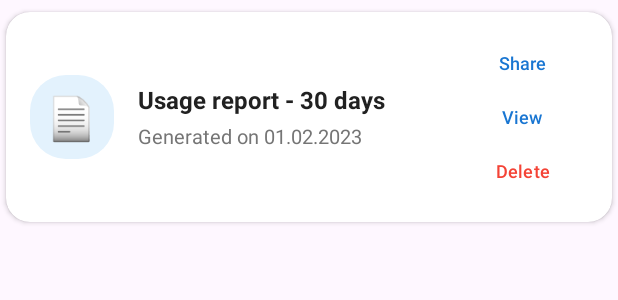
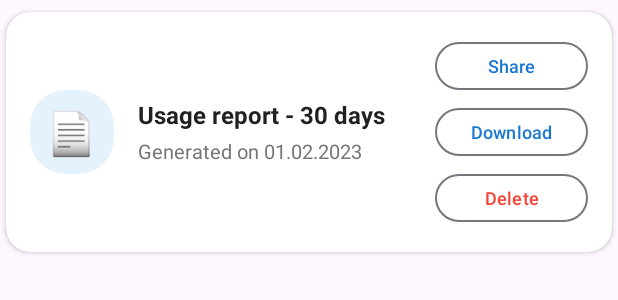
Before and after one commit to EricKel1/B07Assignment, an Android app: the layout item_report.xml on its own in the app's theme, with its tools: preview values and no code run, on a phone screen of 412 x 824 dp. Shown: the top 300 px of the screen. Run offline under Robolectric (Android 15) with nearby library versions, the phone set to English and light mode, and no system bars.

```diff
--- a/app/src/main/res/layout/item_report.xml
+++ b/app/src/main/res/layout/item_report.xml
@@ -65,36 +65,35 @@
 
             <Button
                 android:id="@+id/btnShareReport"
-                android:layout_width="wrap_content"
+                android:layout_width="match_parent"
                 android:layout_height="wrap_content"
                 android:text="Share"
                 android:textColor="@color/primary_blue"
-                style="@style/Widget.Material3.Button.TextButton"
+                style="@style/Widget.Material3.Button.OutlinedButton"
                 android:textSize="12sp"
-                android:minHeight="36dp"
-                android:paddingVertical="0dp"/>
+                android:minHeight="40dp"
+                android:layout_marginBottom="4dp"/>
 
             <Button
                 android:id="@+id/btnDownloadReport"
-                android:layout_width="wrap_content"
+                android:layout_width="match_parent"
                 android:layout_height="wrap_content"
-                android:text="View"
+                android:text="Download"
                 android:textColor="@color/primary_blue"
-                style="@style/Widget.Material3.Button.TextButton"
+                style="@style/Widget.Material3.Button.OutlinedButton"
                 android:textSize="12sp"
-                android:minHeight="36dp"
-                android:paddingVertical="0dp"/>
+                android:minHeight="40dp"
+                android:layout_marginBottom="4dp"/>
 
             <Button
                 android:id="@+id/btnDeleteReport"
-                android:layout_width="wrap_content"
+                android:layout_width="match_parent"
                 android:layout_height="wrap_content"
                 android:text="Delete"
                 android:textColor="#F44336"
-                style="@style/Widget.Material3.Button.TextButton"
+                style="@style/Widget.Material3.Button.OutlinedButton"
                 android:textSize="12sp"
-                android:minHeight="36dp"
-                android:paddingVertical="0dp"/>
+                android:minHeight="40dp"/>
 
         </LinearLayout>
 
```
Also changed, not shown: app/src/main/java/com/example/b07project/utils/ReportGenerator.java (+69 -44 lines).
